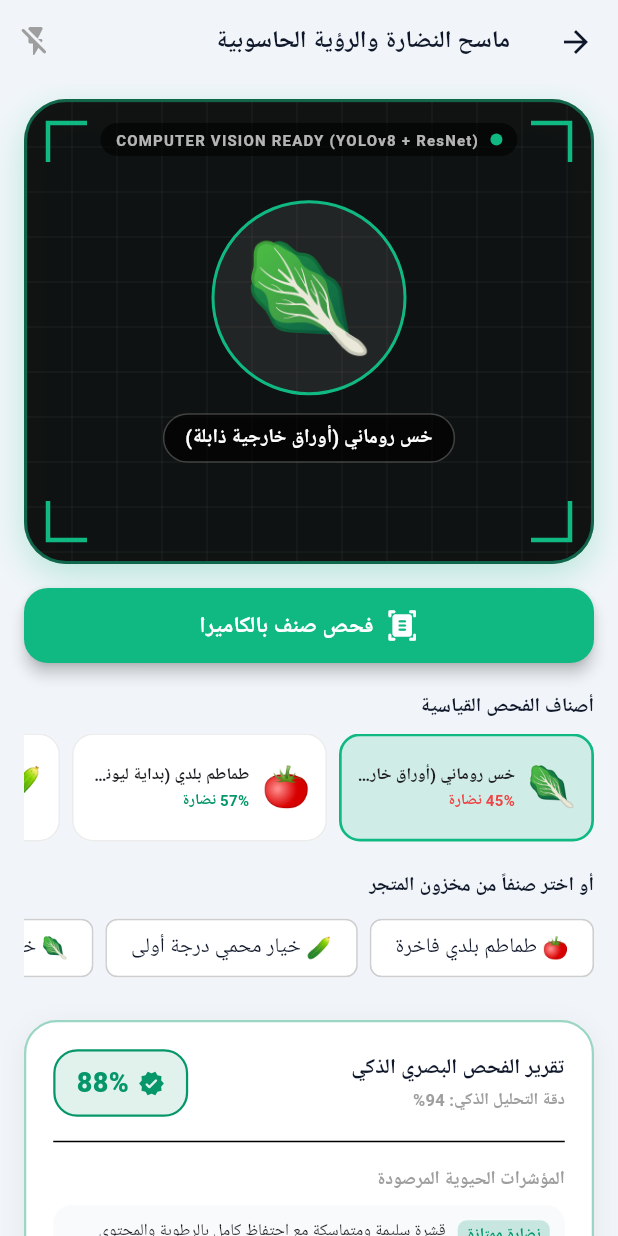
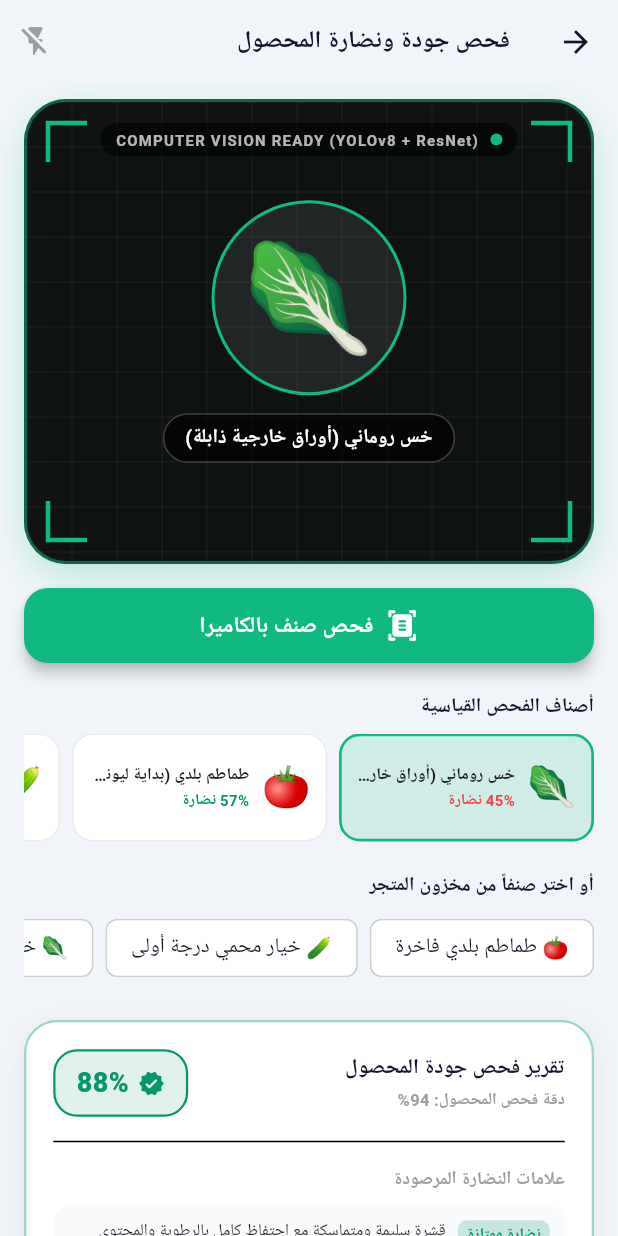
Before and after one commit to iamyoussef2005/hasad, a Flutter app: the AiFreshnessScannerScreen screen opened directly, after a tap on "فحص صنف بالكاميرا", after a tap on "خس روماني (أوراق خارجية ذابلة)", on a phone screen of 412 x 824 dp. Run offline on Flutter 3.47's test engine with Material 3 defaults, Android fonts, the phone set to English and light mode, and no system bars; our stand-ins replace fl_chart, flutter_riverpod, google_fonts.

Commit message:
refactor(ui): replace technical terms with commercial retail phrasing

```diff
--- a/lib/core/localization/app_locale_provider.dart
+++ b/lib/core/localization/app_locale_provider.dart
@@ -74,13 +74,13 @@ class AppStrings {
       'discount_applied_success': 'تم تطبيق خصم الإنقاذ وتحديث سعر الصنف بنجاح',
       'potential_loss_prevented': 'خسائر محتمل إنقاذها',
       'potential_revenue_recovered': 'إيرادات مستردة متوقعة',
-      'camera_scanner_title': 'ماسح النضارة والرؤية الحاسوبية',
+      'camera_scanner_title': 'فحص جودة ونضارة المحصول',
       'scan_now': 'فحص صنف بالكاميرا',
       'sample_presets': 'أصناف الفحص القياسية',
-      'detected_defects': 'المؤشرات الحيوية المرصودة',
-      'confidence_score': 'دقة التحليل الذكي',
-      'ai_recommendation': 'توصية النظام لمنع الهدر',
-      'update_item_freshness': 'تحديث نضارة الصنف بالمخزون',
+      'detected_defects': 'علامات النضارة المرصودة',
+      'confidence_score': 'دقة فحص المحصول',
+      'ai_recommendation': 'إجراء مقترح لتفادي التلف',
+      'update_item_freshness': 'تحديث حالة الصنف في المخزون',
     },
     'en': {
       'app_name': 'Hasad',
@@ -153,13 +153,13 @@ class AppStrings {
       'discount_applied_success': 'Rescue discount applied and price updated successfully',
       'potential_loss_prevented': 'Projected Loss Prevented',
       'potential_revenue_recovered': 'Recovered Revenue',
-      'camera_scanner_title': 'AI Freshness & Vision Scanner',
+      'camera_scanner_title': 'Produce Freshness Inspection',
       'scan_now': 'Scan Produce Now',
       'sample_presets': 'Standard Reference Produce',
-      'detected_defects': 'Detected Biological Cues',
-      'confidence_score': 'AI Confidence Score',
-      'ai_recommendation': 'Anti-Waste AI Recommendation',
-      'update_item_freshness': 'Sync Freshness to Stock',
+      'detected_defects': 'Observed Quality Indicators',
+      'confidence_score': 'Inspection Accuracy',
+      'ai_recommendation': 'Recommended Action',
+      'update_item_freshness': 'Update Produce Freshness',
     },
   };
 
--- a/lib/presentation/screens/ai_scanner/ai_freshness_scanner_screen.dart
+++ b/lib/presentation/screens/ai_scanner/ai_freshness_scanner_screen.dart
@@ -71,16 +71,16 @@ class _AiFreshnessScannerScreenState extends ConsumerState<AiFreshnessScannerScr
     setState(() {
       _isAnalyzing = true;
       _inspectionResult = null;
-      _analysisStep = '1/3 جاري معالجة الإطارات وعزل الخلفية...';
+      _analysisStep = '1/3 جاري مسح مظهر الثمار وتحديد الصنف...';
     });
 
     await Future.delayed(const Duration(milliseconds: 500));
     if (!mounted) return;
-    setState(() => _analysisStep = '2/3 تحليل تجعد الأنسجة ونسبة الكلوروفيل...');
+    setState(() => _analysisStep = '2/3 فحص نضارة القشرة ونسبة الرطوبة...');
 
     await Future.delayed(const Duration(milliseconds: 600));
     if (!mounted) return;
-    setState(() => _analysisStep = '3/3 قياس احتمالية التلف وتوليد التوصيات...');
+    setState(() => _analysisStep = '3/3 احتساب درجة الجودة وتوليد التوصيات...');
 
     ProduceItem itemToScan;
     if (_selectedItem != null) {
@@ -575,7 +575,7 @@ class _AiFreshnessScannerScreenState extends ConsumerState<AiFreshnessScannerScr
                 crossAxisAlignment: CrossAxisAlignment.start,
                 children: [
                   Text(
-                    lang == 'ar' ? 'تقرير الفحص البصري الذكي' : 'AI Inspection Diagnostics',
+                    lang == 'ar' ? 'تقرير فحص جودة المحصول' : 'Produce Quality Diagnostics',
                     style: AppTypography.titleMedium(isDark: isDark).copyWith(fontSize: 14),
                   ),
                   const SizedBox(height: 2),
--- a/lib/presentation/screens/analytics/analytics_screen.dart
+++ b/lib/presentation/screens/analytics/analytics_screen.dart
@@ -239,7 +239,7 @@ class AnalyticsScreen extends ConsumerWidget {
                         ),
                         const SizedBox(width: 10),
                         Text(
-                          lang == 'ar' ? 'توصيات الذكاء الاصطناعي لمنع الهدر' : 'AI Waste-Prevention Insights',
+                          lang == 'ar' ? 'توصيات ذكية لتفادي الهدر' : 'Smart Waste-Prevention Insights',
                           style: const TextStyle(
                             fontSize: 13.5,
                             fontWeight: FontWeight.w800,
--- a/lib/presentation/screens/dashboard/widgets/freshness_gauge_widget.dart
+++ b/lib/presentation/screens/dashboard/widgets/freshness_gauge_widget.dart
@@ -89,11 +89,11 @@ class FreshnessGaugeWidget extends StatelessWidget {
                                 ),
                               ),
                               Text(
-                                'INDEX',
+                                lang == 'ar' ? 'مؤشر الجودة' : 'QUALITY',
                                 style: TextStyle(
                                   fontSize: 8,
                                   fontWeight: FontWeight.w800,
-                                  letterSpacing: 0.8,
+                                  letterSpacing: 0.5,
                                   color: isDark ? AppColors.textSecondaryDark : AppColors.textSecondaryLight,
                                 ),
                               ),
--- a/lib/presentation/screens/inventory/inventory_screen.dart
+++ b/lib/presentation/screens/inventory/inventory_screen.dart
@@ -115,7 +115,7 @@ class InventoryScreen extends ConsumerWidget {
                         ),
                         const SizedBox(width: 4),
                         Text(
-                          lang == 'ar' ? 'تحديث المخزون فوري' : 'Live Sync Active',
+                          lang == 'ar' ? 'جاهز للطلب والبيع' : 'In Stock & Ready',
                           style: TextStyle(
                             fontSize: 10,
                             color: isDark ? AppColors.textSecondaryDark : AppColors.textSecondaryLight,
--- a/lib/presentation/widgets/custom_app_bar.dart
+++ b/lib/presentation/widgets/custom_app_bar.dart
@@ -136,7 +136,7 @@ class CustomAppBar extends ConsumerWidget implements PreferredSizeWidget {
                       ),
                       const SizedBox(width: 4),
                       Text(
-                        subtitle ?? (lang == 'ar' ? 'سحابي متصل' : 'Cloud Sync Active'),
+                        subtitle ?? (lang == 'ar' ? 'الفرع الرئيسي' : 'Main Branch'),
                         style: TextStyle(
                           fontSize: 10,
                           fontWeight: FontWeight.w600,
@@ -345,7 +345,7 @@ class CustomAppBar extends ConsumerWidget implements PreferredSizeWidget {
                     ),
                     const SizedBox(height: 2),
                     Text(
-                      '${lang == 'ar' ? 'معرف الموظف:' : 'Employee ID:'} #${user.pinCode}',
+                      '${lang == 'ar' ? 'الرقم الوظيفي:' : 'Employee No:'} #${user.pinCode}',
                       style: const TextStyle(fontSize: 11, fontWeight: FontWeight.w700),
                     ),
                   ],
```
